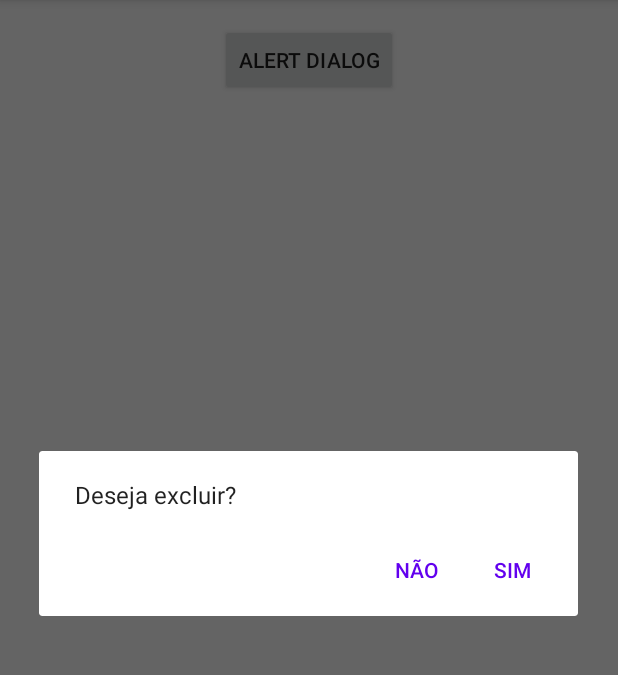
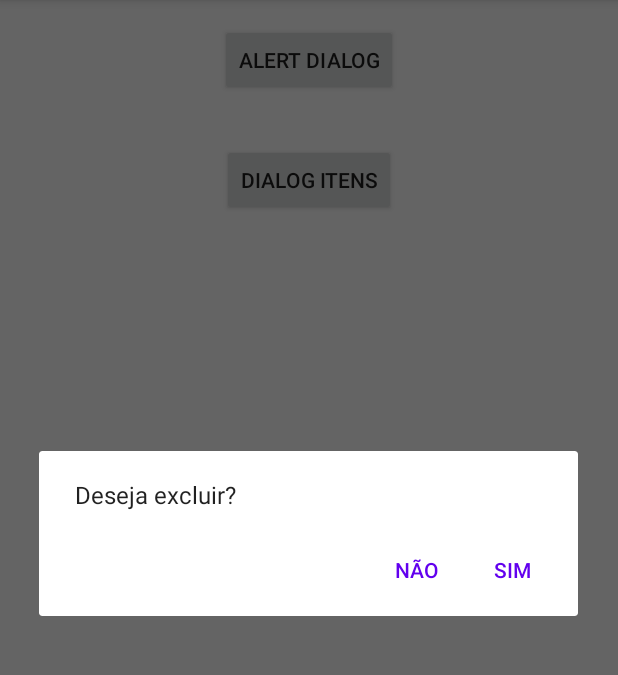
Before and after one commit to GabrielRJesus/AndroidProjects, an Android app: the screen it shows after launch (MainActivity), after a tap on "ALERT DIALOG", on a phone screen of 412 x 824 dp, the part 84-759 px from its top. Run offline under Robolectric (Android 15) with nearby library versions, the phone set to English and light mode, and no system bars.

Commit message:
Criação de DialogItens

```diff
--- a/Dialogs/app/src/main/java/dev/gabrieljesus/dialogs/MainActivity.java
+++ b/Dialogs/app/src/main/java/dev/gabrieljesus/dialogs/MainActivity.java
@@ -12,7 +12,11 @@ import android.widget.Toast;
 public class MainActivity extends AppCompatActivity {
 
     private AppCompatButton btnAlert;
+    private AppCompatButton btnDialogItens;
     private AlertDialog alertDialog;
+    private AlertDialog dialogItens;
+
+    private String[] items = {"Item1","Item2","Item3","Item4"};
 
     @Override
     protected void onCreate(Bundle savedInstanceState) {
@@ -20,6 +24,7 @@ public class MainActivity extends AppCompatActivity {
         setContentView(R.layout.activity_main);
 
 
+        //Dialog Alert
         AlertDialog.Builder builder = new AlertDialog.Builder(this, R.style.AlertDialog);
         builder.setMessage("Deseja excluir?");
         builder.setPositiveButton("Sim", new DialogInterface.OnClickListener() {
@@ -35,7 +40,6 @@ public class MainActivity extends AppCompatActivity {
             }
         });
 
-
         alertDialog = builder.create();
 
         btnAlert = findViewById(R.id.btn_alert);
@@ -45,5 +49,33 @@ public class MainActivity extends AppCompatActivity {
                 alertDialog.show();
             }
         });
+
+        //Dialog Items
+        AlertDialog.Builder builderDialogItens = new AlertDialog.Builder(this);
+        builderDialogItens.setTitle("Selecione a opção desejada:");
+//        builderDialogItens.setSingleChoiceItems(items, -1, new DialogInterface.OnClickListener() {
+//            @Override
+//            public void onClick(DialogInterface dialogInterface, int i) {
+//                Toast.makeText(MainActivity.this, items[i], Toast.LENGTH_SHORT).show();
+//            }
+//        });
+        builderDialogItens.setMultiChoiceItems(items, null, new DialogInterface.OnMultiChoiceClickListener() {
+            @Override
+            public void onClick(DialogInterface dialogInterface, int i, boolean b) {
+                Toast.makeText(MainActivity.this, items[i] + " : " + b, Toast.LENGTH_SHORT).show();
+            }
+        });
+        builderDialogItens.setPositiveButton("Ok", null);
+        builderDialogItens.setNegativeButton("Cancelar", null);
+
+        dialogItens = builderDialogItens.create();
+
+        btnDialogItens = findViewById(R.id.btnDialogItens);
+        btnDialogItens.setOnClickListener(new View.OnClickListener() {
+            @Override
+            public void onClick(View view) {
+                dialogItens.show();
+            }
+        });
     }
 }
--- a/Dialogs/app/src/main/res/layout/activity_main.xml
+++ b/Dialogs/app/src/main/res/layout/activity_main.xml
@@ -15,4 +15,12 @@
         android:layout_margin="16dp"
         android:text="@string/btn_alert_dialog" />
 
+    <androidx.appcompat.widget.AppCompatButton
+        android:id="@+id/btnDialogItens"
+        android:layout_width="wrap_content"
+        android:layout_height="wrap_content"
+        android:layout_gravity="center"
+        android:layout_margin="16dp"
+        android:text="@string/btn_dialogItens" />
+
 </LinearLayout>
--- a/Dialogs/app/src/main/res/values/strings.xml
+++ b/Dialogs/app/src/main/res/values/strings.xml
@@ -1,4 +1,5 @@
 <resources>
     <string name="app_name">Dialogs</string>
     <string name="btn_alert_dialog">Alert Dialog</string>
+    <string name="btn_dialogItens">Dialog Itens</string>
 </resources>
```
